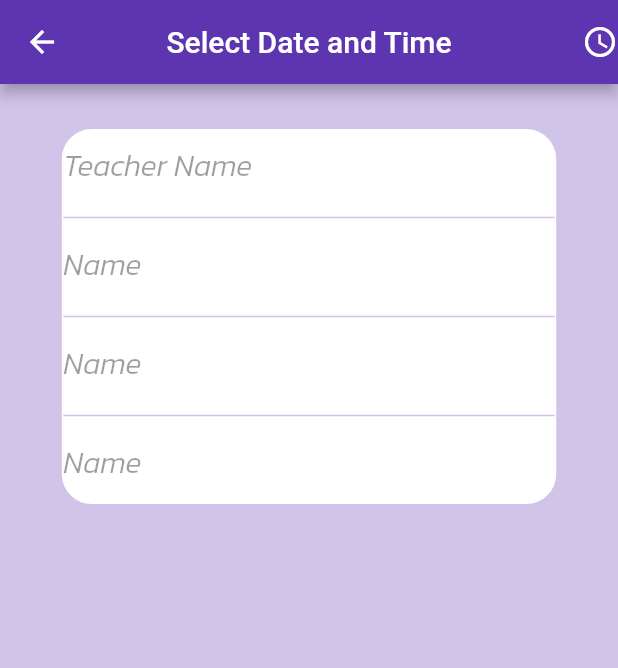
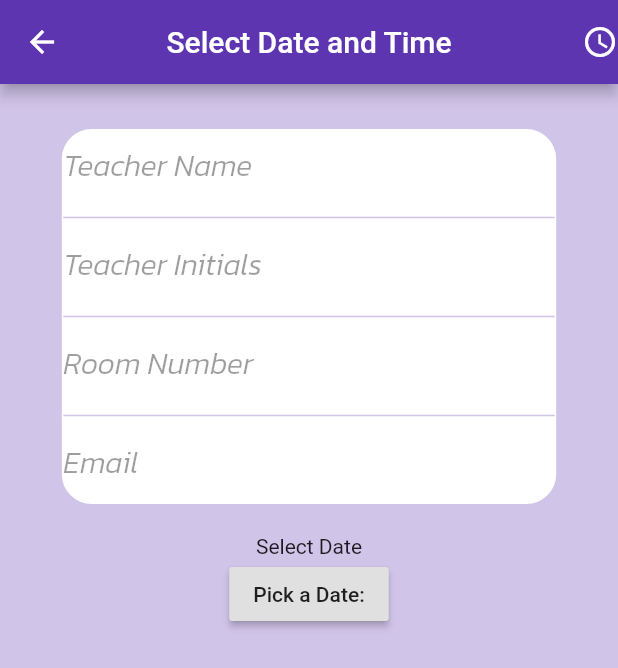
Before and after one commit to Bhavik-20/Flutter_AppointmentApp, a Flutter app: the screen it shows after launch, on a phone screen of 412 x 824 dp. Shown: the top 668 px of the screen. Run offline on Flutter 3.47's test engine with Material 2 defaults, Android fonts, the phone set to English and light mode, and no system bars; our stand-ins replace curved_navigation_bar, flutter_svg, google_fonts.

Commit message:
edited :student_dateSelect.dart

```diff
--- a/lib/pages/student_dateSelect.dart
+++ b/lib/pages/student_dateSelect.dart
@@ -1,4 +1,5 @@
 import 'dart:ui';
+import 'package:flutter/cupertino.dart';
 import 'package:flutter/material.dart';
 import 'package:flutter/widgets.dart';
 import 'package:flutter_appointment_app/services/constants.dart';
@@ -11,7 +12,13 @@ void main(){
   runApp(dateSelect());
 }
 
-class dateSelect extends StatelessWidget {
+class dateSelect extends StatefulWidget {
+  @override
+  _dateSelectState createState() => _dateSelectState();
+}
+
+class _dateSelectState extends State<dateSelect> {
+  DateTime _dateTime;
   @override
   Widget build(BuildContext context) {
     Size size = MediaQuery.of(context).size;
@@ -53,7 +60,7 @@ class dateSelect extends StatelessWidget {
                             child: TextField(
                               style: TextStyle(
                                   fontSize: 20.0,
-                            fontFamily: 'kanit'
+                                  fontFamily: 'kanit',
                               ),
                               enabled: false,
                               autocorrect: false,
@@ -81,7 +88,7 @@ class dateSelect extends StatelessWidget {
                               autofocus: false,
                               cursorColor: Colors.black,
                               decoration: new InputDecoration(
-                          labelText: 'Name',
+                                labelText: 'Teacher Initials',
                                 border: InputBorder.none,
                               ),
                             ),
@@ -102,7 +109,7 @@ class dateSelect extends StatelessWidget {
                               autofocus: false,
                               cursorColor: Colors.black,
                               decoration: new InputDecoration(
-                          labelText: 'Name',
+                                labelText: 'Room Number',
                                 border: InputBorder.none,
                               ),
                             ),
@@ -123,7 +130,7 @@ class dateSelect extends StatelessWidget {
                               autofocus: false,
                               cursorColor: Colors.black,
                               decoration: new InputDecoration(
-                          labelText: 'Name',
+                                labelText: 'Email',
                                 border: InputBorder.none,
                               ),
                             ),
@@ -131,9 +138,24 @@ class dateSelect extends StatelessWidget {
 
                         ]
                     )
-
                 ),
-              )
+              ),
+              SizedBox(height: 20.0,),
+              Text(_dateTime==null?'Select Date':_dateTime.toString()),
+              RaisedButton(
+                child: Text('Pick a Date:'),
+                onPressed: () {
+                  showDatePicker(
+                      context: context,
+                      initialDate: DateTime.now().add(Duration(days: 2)),
+                      firstDate:  DateTime.now().add(Duration(days: 2)),
+                      lastDate: DateTime.now().add(Duration(days: 7)),
+                  ).then((date) {
+                    setState(() {
+                      _dateTime = date;
+                    });
+                  });
+                })
             ],
           ),
         )
```
Lines whose indentation alone changed are shown as unchanged.
